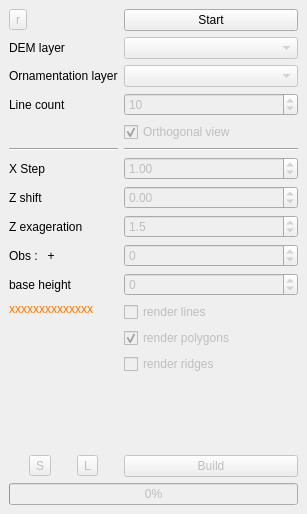
The window that dem_slicer/dem_slicer_dockwidget_base.ui (xcaeag/Dem-Slicer-Qgis-Plugin) describes before a commit, drawn with Qt 5.
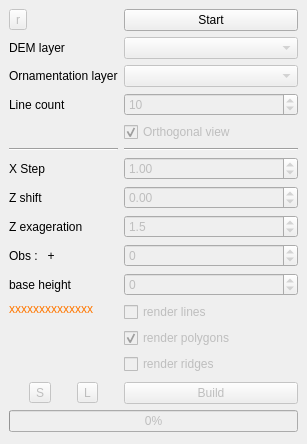
The same window after the commit.

Commit message: vue parallèle améliorée

Patch:
```diff
--- a/dem_slicer/dem_slicer_dockwidget_base.ui
+++ b/dem_slicer/dem_slicer_dockwidget_base.ui
@@ -7,7 +7,7 @@
     <x>0</x>
     <y>0</y>
     <width>307</width>
-    <height>514</height>
+    <height>444</height>
    </rect>
   </property>
   <property name="windowTitle">
@@ -395,6 +395,19 @@
       </property>
      </widget>
     </item>
+    <item row="3" column="0">
+     <spacer name="verticalSpacer_3">
+      <property name="orientation">
+       <enum>Qt::Vertical</enum>
+      </property>
+      <property name="sizeHint" stdset="0">
+       <size>
+        <width>20</width>
+        <height>40</height>
+       </size>
+      </property>
+     </spacer>
+    </item>
    </layout>
   </widget>
  </widget>
```
Left out of the diff: 6 changed lines with no effect on the pictures. The commit also changes 1 other file.
